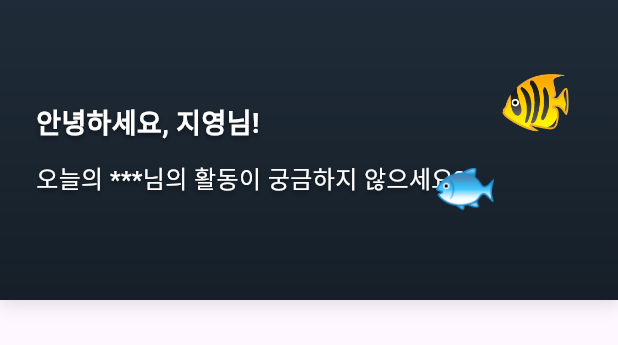
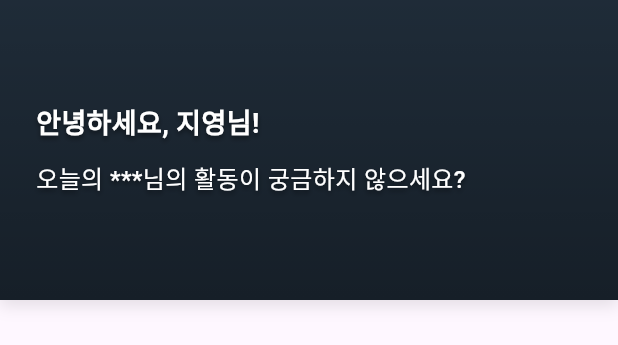
Before and after one commit to hjy080530/tokyo_diary, a Flutter app: the _GreetingBanner widget shown alone on an empty page, opened directly, on a phone screen of 412 x 824 dp. Shown: the top 345 px of the screen. Run offline on Flutter 3.47's test engine with Material 3 defaults, Android fonts, the phone set to English and light mode, and no system bars; Roboto replaces fonts that are missing (NotoSansKR).

Commit message:
fix: 헤더 수정

```diff
--- a/lib/screens/main_screen.dart
+++ b/lib/screens/main_screen.dart
@@ -135,7 +135,7 @@ class _GreetingBanner extends StatelessWidget {
             ),
           ),
           Padding(
-            padding: const EdgeInsets.all(24.0),
+            padding: const EdgeInsets.fromLTRB(24.0, 0,0,0),
             child: Column(
               crossAxisAlignment: CrossAxisAlignment.start,
               mainAxisAlignment: MainAxisAlignment.center,
@@ -172,22 +172,6 @@ class _GreetingBanner extends StatelessWidget {
                   ),
                 ),
               ],
-            ),
-          ),
-          const Positioned(
-            right: 30,
-            top: 40,
-            child: Text(
-              '🐠',
-              style: TextStyle(fontSize: 40),
-            ),
-          ),
-          const Positioned(
-            right: 80,
-            bottom: 50,
-            child: Text(
-              '🐟',
-              style: TextStyle(fontSize: 35),
             ),
           ),
         ],
```
Also changed, not shown: lib/screens/activity_log_screen.dart (+5 -4 lines), lib/screens/add_person_screen.dart (+5 -4 lines), lib/screens/person_detail_screen.dart (+5 -12 lines), lib/widgets/person_card.dart (+4 -11 lines).
